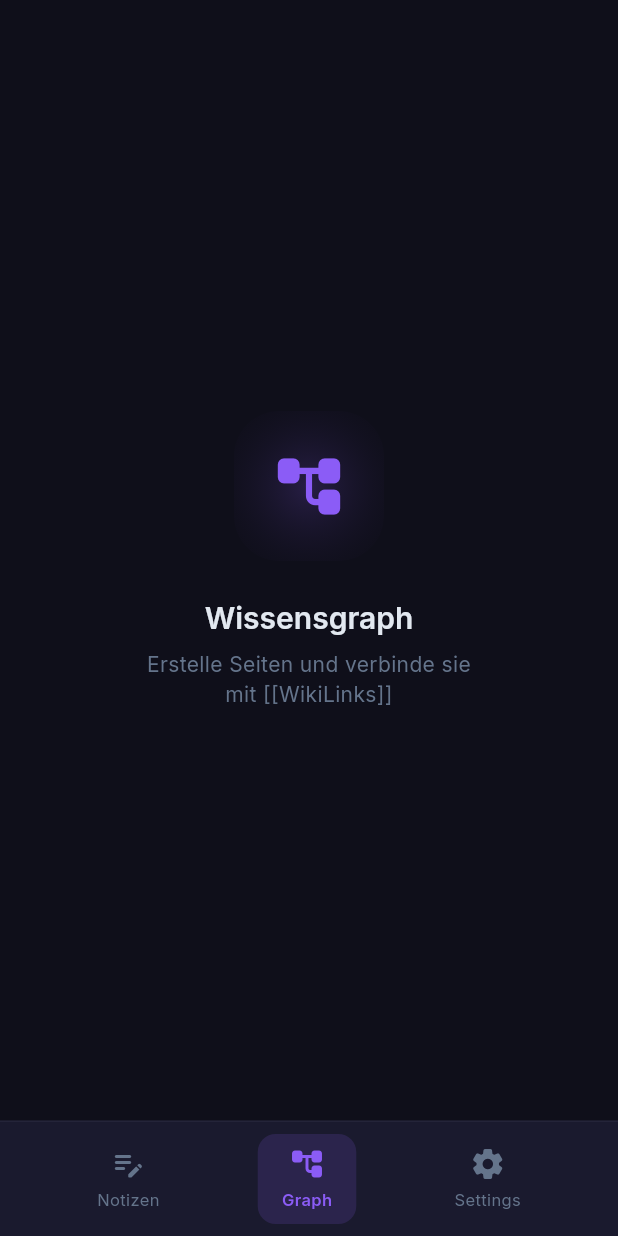
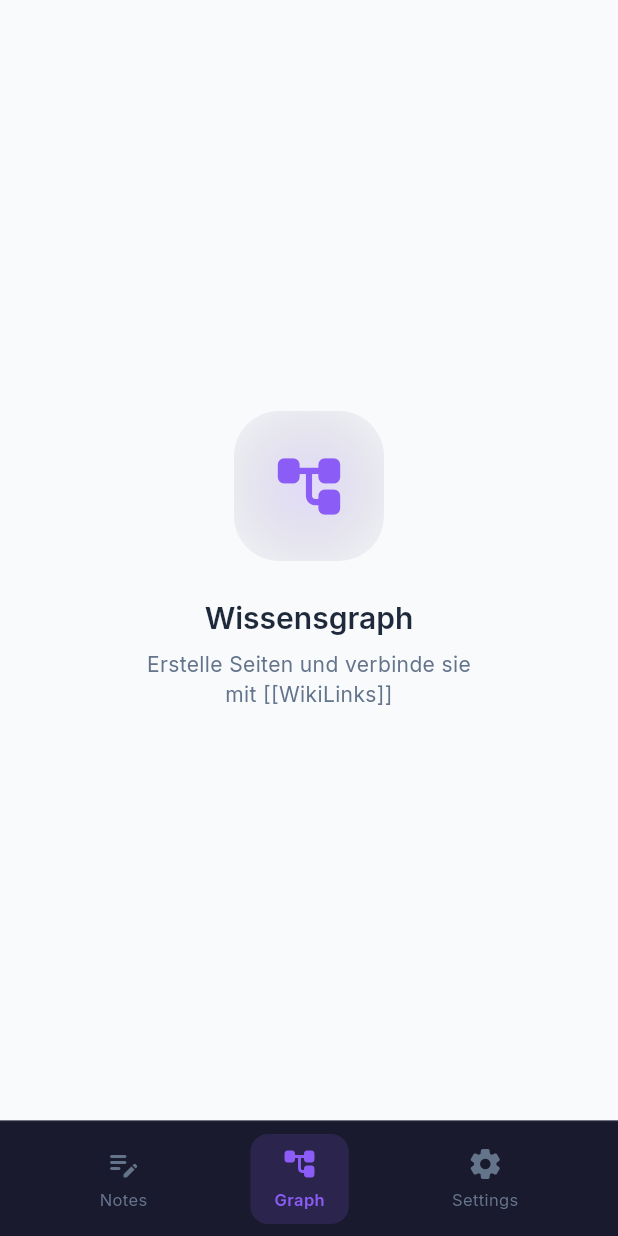
Before and after one commit to peopleandpixel/nexusbrain, a Flutter app: the screen it shows after launch, item 2 of the bottom bar chosen, on a phone screen of 412 x 824 dp. Run offline on Flutter 3.47's test engine with Material 3 defaults, Android fonts, the phone set to English and light mode, and no system bars; our stand-ins replace drift, drift_flutter, easy_localization, flutter_animate, flutter_riverpod, google_fonts and 1 more; accounts and stored records are empty; generated files the repository leaves out were written again.

Commit message:
fix: SQL logic error on block update
- Replace update().replace() with update().write() to avoid FK cascade issues
- Include all block fields in update companion (taskState, scheduledAt, etc.)
- Fix debouncedSaveBlock: read existing block first, then update with copyWith
  instead of creating a new Block with invalid defaults

```diff
--- a/lib/core/database/database.dart
+++ b/lib/core/database/database.dart
@@ -223,7 +223,7 @@ class NexusBrainDatabase extends _$NexusBrainDatabase {
       (select(blocks)..where((b) => b.id.equals(id))).getSingleOrNull();
 
   Future<int> insertBlock(BlocksCompanion block) => into(blocks).insert(block);
-  Future<bool> updateBlock(BlocksCompanion block) => update(blocks).replace(block);
+  Future<bool> updateBlock(BlocksCompanion block) => update(blocks).write(block);
   Future<int> deleteBlock(String id) =>
       (delete(blocks)..where((b) => b.id.equals(id))).go();
 
--- a/lib/data/repositories/drift_block_repository.dart
+++ b/lib/data/repositories/drift_block_repository.dart
@@ -131,6 +131,10 @@ class DriftBlockRepository {
       orderIndex: Value(block.orderIndex),
       indentLevel: Value(block.indentLevel),
       isCollapsed: Value(block.isCollapsed),
+      taskState: Value(block.taskState),
+      scheduledAt: Value(block.scheduledAt),
+      deadlineAt: Value(block.deadlineAt),
+      completedAt: Value(block.completedAt),
       createdAt: Value(block.createdAt),
       updatedAt: Value(DateTime.now()),
     ));
--- a/lib/main.dart
+++ b/lib/main.dart
@@ -1,22 +1,49 @@
 import 'package:flutter/material.dart';
 import 'package:flutter_riverpod/flutter_riverpod.dart';
+import 'package:easy_localization/easy_localization.dart';
 import 'presentation/theme.dart';
 import 'presentation/pages/home_page.dart';
+import 'presentation/state/theme_state.dart';
+import 'presentation/state/locale_state.dart';
 
-void main() {
+void main() async {
   WidgetsFlutterBinding.ensureInitialized();
-  runApp(const ProviderScope(child: NexusBrainApp()));
+  await EasyLocalization.ensureInitialized();
+  runApp(
+    ProviderScope(
+      child: EasyLocalization(
+        supportedLocales: const [Locale('de'), Locale('en')],
+        path: 'assets/translations',
+        fallbackLocale: const Locale('de'),
+        child: const NexusBrainApp(),
+      ),
+    ),
+  );
 }
 
-class NexusBrainApp extends StatelessWidget {
+class NexusBrainApp extends ConsumerWidget {
   const NexusBrainApp({super.key});
 
   @override
-  Widget build(BuildContext context) {
+  Widget build(BuildContext context, WidgetRef ref) {
+    final themeMode = ref.watch(themeModeProvider);
+    final locale = ref.watch(localeProvider);
+
     return MaterialApp(
       title: 'NexusBrain',
       debugShowCheckedModeBanner: false,
-      theme: NexusBrainTheme.dark,
+      localizationsDelegates: [
+        ...context.localizationDelegates,
+      ],
+      supportedLocales: context.supportedLocales,
+      locale: locale,
+      theme: NexusBrainTheme.light,
+      darkTheme: NexusBrainTheme.dark,
+      themeMode: switch (themeMode) {
+        AppThemeMode.light => ThemeMode.light,
+        AppThemeMode.dark => ThemeMode.dark,
+        AppThemeMode.system => ThemeMode.system,
+      },
       home: const HomePage(),
     );
   }
--- a/lib/presentation/pages/home_page.dart
+++ b/lib/presentation/pages/home_page.dart
@@ -1,5 +1,6 @@
 import 'package:flutter/material.dart';
 import 'package:flutter_riverpod/flutter_riverpod.dart';
+import 'package:easy_localization/easy_localization.dart';
 import 'notes/notes_page.dart';
 import 'graph/graph_page.dart';
 import 'settings/settings_page.dart';
@@ -45,19 +46,19 @@ class _HomePageState extends ConsumerState<HomePage> {
               children: [
                 _NavItem(
                   icon: Icons.edit_note_rounded,
-                  label: 'Notizen',
+                  label: 'notes.title'.tr(),
                   isActive: _currentIndex == 0,
                   onTap: () => setState(() => _currentIndex = 0),
                 ),
                 _NavItem(
                   icon: Icons.account_tree_rounded,
-                  label: 'Graph',
+                  label: 'graph.title'.tr(),
                   isActive: _currentIndex == 1,
                   onTap: () => setState(() => _currentIndex = 1),
                 ),
                 _NavItem(
                   icon: Icons.settings_rounded,
-                  label: 'Settings',
+                  label: 'settings.title'.tr(),
                   isActive: _currentIndex == 2,
                   onTap: () => setState(() => _currentIndex = 2),
                 ),
--- a/lib/presentation/pages/notes/block_editor_page.dart
+++ b/lib/presentation/pages/notes/block_editor_page.dart
@@ -2,6 +2,7 @@ import 'dart:async';
 import 'package:flutter/material.dart';
 import 'package:flutter/services.dart';
 import 'package:flutter_riverpod/flutter_riverpod.dart';
+import 'package:easy_localization/easy_localization.dart';
 import 'package:nexusbrain/presentation/state/notes_state.dart';
 import 'package:nexusbrain/domain/models/page.dart' as domain;
 import 'package:nexusbrain/domain/models/block.dart';
@@ -118,7 +119,7 @@ class _BlockEditorPageState extends ConsumerState<BlockEditorPage> {
             child: Row(children: [
               IconButton(onPressed: () => Navigator.pop(context), icon: const Icon(Icons.arrow_back_rounded)),
               const Spacer(),
-              Text('Block-Editor', style: theme.textTheme.titleSmall),
+              Text('notes.blockEditor'.tr(), style: theme.textTheme.titleSmall),
               const Spacer(),
               const SizedBox(width: 48),
             ]),
@@ -129,7 +130,7 @@ class _BlockEditorPageState extends ConsumerState<BlockEditorPage> {
             child: TextField(
               controller: _titleController,
               style: theme.textTheme.headlineSmall,
-              decoration: const InputDecoration(hintText: 'Seitentitel...', hintStyle: TextStyle(color: Color(0xFF64748B)), border: InputBorder.none, contentPadding: EdgeInsets.zero),
+              decoration: InputDecoration(hintText: 'notes.untitled'.tr(), hintStyle: const TextStyle(color: Color(0xFF64748B)), border: InputBorder.none, contentPadding: EdgeInsets.zero),
               onChanged: (value) => _debouncedSaveTitle(value),
             ),
           ),
@@ -140,7 +141,7 @@ class _BlockEditorPageState extends ConsumerState<BlockEditorPage> {
             child: blocksAsync.when(
               data: (blocks) => _buildBlockList(blocks),
               loading: () => const Center(child: CircularProgressIndicator()),
-              error: (_, __) => const Center(child: Text('Fehler beim Laden')),
+              error: (_, __) => Center(child: Text('notes.loadError'.tr())),
             ),
           ),
           if (_showLinkSuggestions && _linkSuggestions.isNotEmpty)
@@ -185,14 +186,14 @@ class _BlockEditorPageState extends ConsumerState<BlockEditorPage> {
       child: Column(mainAxisAlignment: MainAxisAlignment.center, children: [
         const Icon(Icons.format_list_bulleted_rounded, size: 48, color: Color(0xFF64748B)),
         const SizedBox(height: 16),
-        Text('Noch keine Blöcke', style: Theme.of(context).textTheme.titleMedium),
+        Text('notes.emptyTitle'.tr(), style: Theme.of(context).textTheme.titleMedium),
         const SizedBox(height: 8),
-        Text('Klicke hier oder drücke Enter zum Starten', style: Theme.of(context).textTheme.bodySmall),
+        Text('notes.emptySubtitle'.tr(), style: Theme.of(context).textTheme.bodySmall),
         const SizedBox(height: 16),
         ElevatedButton.icon(
           onPressed: _addRootBlock,
           icon: const Icon(Icons.add_rounded, size: 18),
-          label: const Text('Block hinzufügen'),
+          label: Text('notes.addBlock'.tr()),
           style: ElevatedButton.styleFrom(backgroundColor: const Color(0xFF8B5CF6), foregroundColor: Colors.white, padding: const EdgeInsets.symmetric(horizontal: 20, vertical: 12), shape: RoundedRectangleBorder(borderRadius: BorderRadius.circular(10))),
         ),
       ]),
@@ -207,7 +208,7 @@ class _BlockEditorPageState extends ConsumerState<BlockEditorPage> {
         child: Container(
           padding: const EdgeInsets.symmetric(horizontal: 16, vertical: 12),
           decoration: BoxDecoration(color: const Color(0xFF1A1A2E).withValues(alpha: 0.5), borderRadius: BorderRadius.circular(12), border: Border.all(color: const Color(0xFF2D2D44).withValues(alpha: 0.5))),
-          child: const Row(mainAxisSize: MainAxisSize.min, children: [Icon(Icons.add_rounded, size: 18, color: Color(0xFF8B5CF6)), SizedBox(width: 8), Text('Block hinzufügen', style: TextStyle(color: Color(0xFF8B5CF6), fontSize: 13))]),
+          child: Row(mainAxisSize: MainAxisSize.min, children: [const Icon(Icons.add_rounded, size: 18, color: Color(0xFF8B5CF6)), const SizedBox(width: 8), Text('notes.addBlock'.tr(), style: const TextStyle(color: Color(0xFF8B5CF6), fontSize: 13))]),
         ),
       ),
     );
@@ -241,9 +242,12 @@ class _BlockEditorPageState extends ConsumerState<BlockEditorPage> {
   final Map<String, Timer?> _blockDebounces = {};
   void _debouncedSaveBlock(String blockId, String content) {
     _blockDebounces[blockId]?.cancel();
-    _blockDebounces[blockId] = Timer(const Duration(milliseconds: 300), () {
+    _blockDebounces[blockId] = Timer(const Duration(milliseconds: 300), () async {
       if (mounted && _blockControllers[blockId]?.text == content) {
-        ref.read(blockRepositoryProvider).updateBlock(Block(id: blockId, pageId: widget.page.id, content: content, createdAt: DateTime.now(), updatedAt: DateTime.now()));
+        final existing = await ref.read(blockRepositoryProvider).getBlockById(blockId);
+        if (existing != null) {
+          ref.read(blockRepositoryProvider).updateBlock(existing.copyWith(content: content));
+        }
       }
     });
   }
--- a/lib/presentation/theme.dart
+++ b/lib/presentation/theme.dart
@@ -106,6 +106,103 @@ class NexusBrainTheme {
     ),
   );
 
+  // Light theme colors
+  static const _lightSurface = Color(0xFFF8FAFC);
+  static const _lightCard = Color(0xFFFFFFFF);
+  static const _lightCardHover = Color(0xFFF1F5F9);
+  static const _lightText = Color(0xFF1E293B);
+  static const _lightTextMuted = Color(0xFF64748B);
+  static const _lightBorder = Color(0xFFE2E8F0);
+
+  static ThemeData get light => ThemeData(
+    useMaterial3: true,
+    brightness: Brightness.light,
+    colorScheme: const ColorScheme.light(
+      primary: _primary,
+      secondary: _secondary,
+      tertiary: _accent,
+      surface: _lightSurface,
+      onSurface: _lightText,
+      error: _danger,
+    ),
+    scaffoldBackgroundColor: _lightSurface,
+    cardColor: _lightCard,
+    dividerColor: _lightBorder,
+    textTheme: GoogleFonts.interTextTheme(const TextTheme(
+      headlineLarge: TextStyle(color: _lightText, fontWeight: FontWeight.w700, fontSize: 32),
+      headlineMedium: TextStyle(color: _lightText, fontWeight: FontWeight.w600, fontSize: 24),
+      headlineSmall: TextStyle(color: _lightText, fontWeight: FontWeight.w600, fontSize: 20),
+      titleLarge: TextStyle(color: _lightText, fontWeight: FontWeight.w600, fontSize: 18),
+      titleMedium: TextStyle(color: _lightText, fontWeight: FontWeight.w500, fontSize: 16),
+      titleSmall: TextStyle(color: _lightTextMuted, fontWeight: FontWeight.w500, fontSize: 14),
+      bodyLarge: TextStyle(color: _lightText, fontSize: 16),
+      bodyMedium: TextStyle(color: _lightText, fontSize: 14),
+      bodySmall: TextStyle(color: _lightTextMuted, fontSize: 12),
+      labelLarge: TextStyle(color: _lightText, fontWeight: FontWeight.w500, fontSize: 14),
+      labelMedium: TextStyle(color: _lightTextMuted, fontSize: 12),
+      labelSmall: TextStyle(color: _lightTextMuted, fontSize: 10),
+    )),
+    appBarTheme: const AppBarTheme(
+      backgroundColor: Colors.transparent,
+      elevation: 0,
+      scrolledUnderElevation: 0,
+      centerTitle: false,
+      titleTextStyle: TextStyle(color: _lightText, fontSize: 24, fontWeight: FontWeight.w700),
+      iconTheme: IconThemeData(color: _lightText),
+    ),
+    cardTheme: CardThemeData(
+      color: _lightCard,
+      elevation: 0,
+      shape: RoundedRectangleBorder(
+        borderRadius: BorderRadius.circular(16),
+        side: const BorderSide(color: _lightBorder, width: 1),
+      ),
+    ),
+    inputDecorationTheme: InputDecorationTheme(
+      filled: true,
+      fillColor: _lightCard,
+      border: OutlineInputBorder(
+        borderRadius: BorderRadius.circular(12),
+        borderSide: const BorderSide(color: _lightBorder),
+      ),
+      enabledBorder: OutlineInputBorder(
+        borderRadius: BorderRadius.circular(12),
+        borderSide: const BorderSide(color: _lightBorder),
+      ),
+      focusedBorder: OutlineInputBorder(
+        borderRadius: BorderRadius.circular(12),
+        borderSide: const BorderSide(color: _primary, width: 2),
+      ),
+      hintStyle: const TextStyle(color: _lightTextMuted),
+      labelStyle: const TextStyle(color: _lightTextMuted),
+    ),
+    floatingActionButtonTheme: const FloatingActionButtonThemeData(
+      backgroundColor: _primary,
+      foregroundColor: Colors.white,
+      elevation: 8,
+      shape: CircleBorder(),
+    ),
+    bottomNavigationBarTheme: const BottomNavigationBarThemeData(
+      backgroundColor: _lightCard,
+      selectedItemColor: _primary,
+      unselectedItemColor: _lightTextMuted,
+      type: BottomNavigationBarType.fixed,
+      elevation: 0,
+    ),
+    chipTheme: ChipThemeData(
+      backgroundColor: _lightCardHover,
+      selectedColor: _primary.withValues(alpha: 0.3),
+      labelStyle: const TextStyle(color: _lightText, fontSize: 12),
+      shape: RoundedRectangleBorder(borderRadius: BorderRadius.circular(20)),
+      side: BorderSide.none,
+    ),
+    iconTheme: const IconThemeData(color: _lightTextMuted, size: 20),
+    dialogTheme: DialogThemeData(
+      backgroundColor: _lightCard,
+      shape: RoundedRectangleBorder(borderRadius: BorderRadius.circular(20)),
+    ),
+  );
+
   // Gradient presets
   static const primaryGradient = LinearGradient(
     colors: [_primary, _secondary],
```
Also changed, not shown: assets/translations/de.json (added, +78 -0 lines), assets/translations/en.json (added, +78 -0 lines), lib/presentation/state/locale_state.dart (added, +27 -0 lines), lib/presentation/state/theme_state.dart (added, +32 -0 lines), pubspec.yaml (+7 -0 lines), pubspec.lock, 1 other file.
